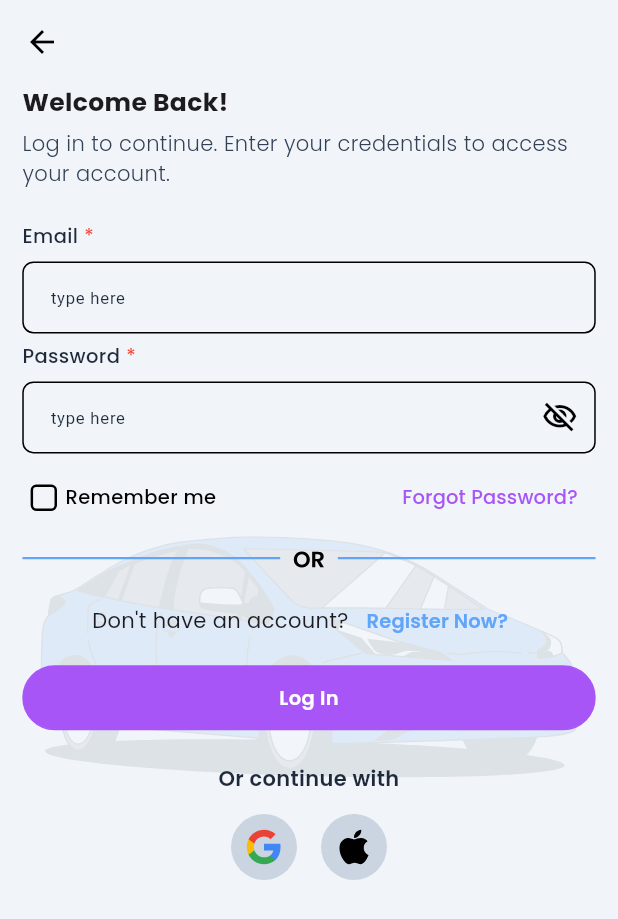
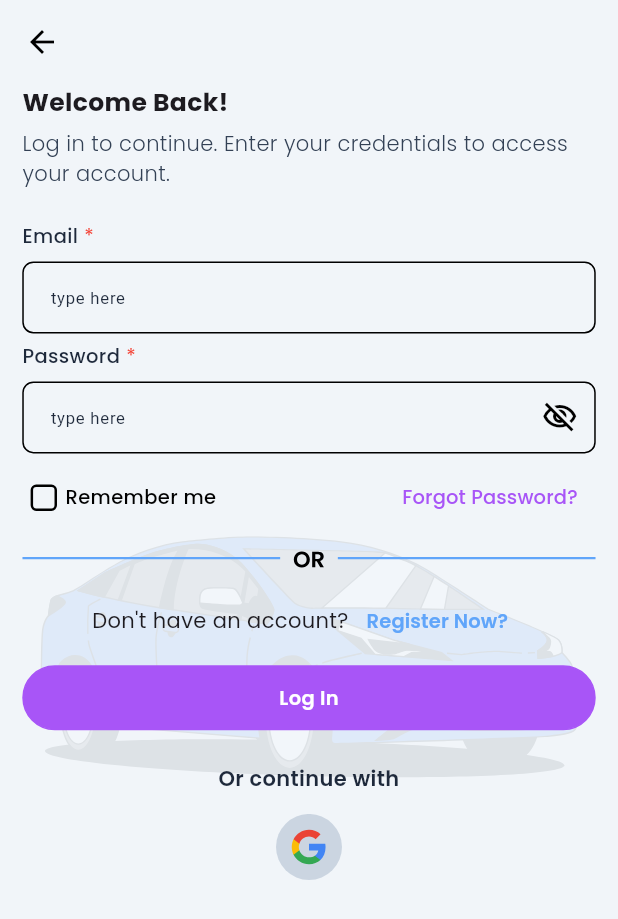
Before and after one commit to moury12/E-hailing-App, a Flutter app: the screen it shows after launch, on a phone screen of 412 x 824 dp. Shown: the top 919 px of the screen. Run offline on Flutter 3.47's test engine with Material 3 defaults, Android fonts, the light colour scheme and no system bars; our stand-ins replace cached_network_image, file_picker, fl_chart, flutter_rating_bar, flutter_screenutil, flutter_svg and 15 more; accounts and stored records are empty; project files that could hold a hidden picture were left out.

Commit message:
hide apple button

```diff
--- a/lib/presentations/auth/widgets/social_media_auth_widget.dart
+++ b/lib/presentations/auth/widgets/social_media_auth_widget.dart
@@ -1,3 +1,5 @@
+import 'dart:io';
+
 import 'package:e_hailing_app/core/constants/app_static_strings_constant.dart';
 import 'package:e_hailing_app/core/constants/color_constants.dart';
 import 'package:e_hailing_app/core/constants/custom_space.dart';
@@ -37,13 +39,15 @@ class SocialMediaAuthWidget extends StatelessWidget {
               },
               icon: SvgPicture.asset(googleIcon),
             ),
-            IconButton(
-              onPressed: () {
-                Boxes.getUserRole().put(role, user);
-                CommonController.to.isDriver.value = false;
-              },
-              icon: SvgPicture.asset(appleIcon),
-            ),
+            Platform.isIOS
+                ? IconButton(
+                  onPressed: () {
+                    Boxes.getUserRole().put(role, user);
+                    CommonController.to.isDriver.value = false;
+                  },
+                  icon: SvgPicture.asset(appleIcon),
+                )
+                : SizedBox.shrink(),
           ],
         ),
       ],
```
